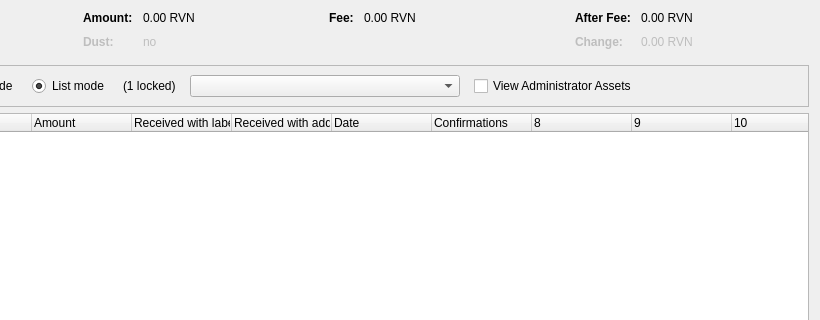
Before: the Qt Designer form src/qt/forms/assetcontroldialog.ui in RavenProject/Ravencoin, drawn with Qt 5; both pictures show x 180 to 1000 and y 0 to 320 of the 1000 by 500 pixel window.
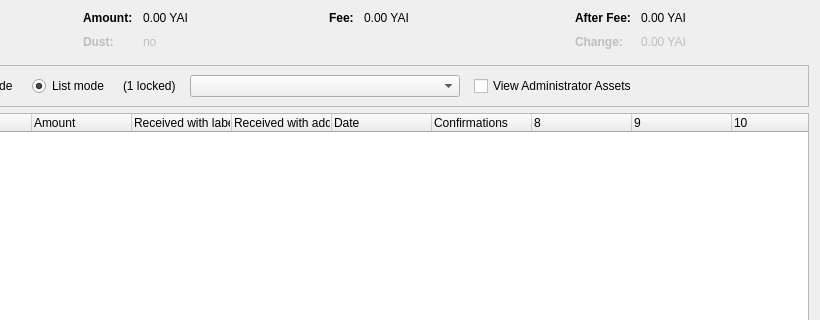
After: the same form once the commit is applied. Custom widgets are drawn as their Qt base class.

Patch:
```diff
--- a/src/qt/forms/assetcontroldialog.ui
+++ b/src/qt/forms/assetcontroldialog.ui
@@ -132,7 +132,7 @@
           <enum>Qt::ActionsContextMenu</enum>
          </property>
          <property name="text">
-          <string notr="true">0.00 RVN</string>
+          <string notr="true">0.00 YAI</string>
          </property>
          <property name="textInteractionFlags">
           <set>Qt::LinksAccessibleByMouse|Qt::TextSelectableByKeyboard|Qt::TextSelectableByMouse</set>
@@ -212,7 +212,7 @@
           <enum>Qt::ActionsContextMenu</enum>
          </property>
          <property name="text">
-          <string notr="true">0.00 RVN</string>
+          <string notr="true">0.00 YAI</string>
          </property>
          <property name="textInteractionFlags">
           <set>Qt::LinksAccessibleByMouse|Qt::TextSelectableByKeyboard|Qt::TextSelectableByMouse</set>
@@ -257,7 +257,7 @@
           <enum>Qt::ActionsContextMenu</enum>
          </property>
          <property name="text">
-          <string notr="true">0.00 RVN</string>
+          <string notr="true">0.00 YAI</string>
          </property>
          <property name="textInteractionFlags">
           <set>Qt::LinksAccessibleByMouse|Qt::TextSelectableByKeyboard|Qt::TextSelectableByMouse</set>
@@ -292,7 +292,7 @@
           <enum>Qt::ActionsContextMenu</enum>
          </property>
          <property name="text">
-          <string notr="true">0.00 RVN</string>
+          <string notr="true">0.00 YAI</string>
          </property>
          <property name="textInteractionFlags">
           <set>Qt::LinksAccessibleByMouse|Qt::TextSelectableByKeyboard|Qt::TextSelectableByMouse</set>
```
